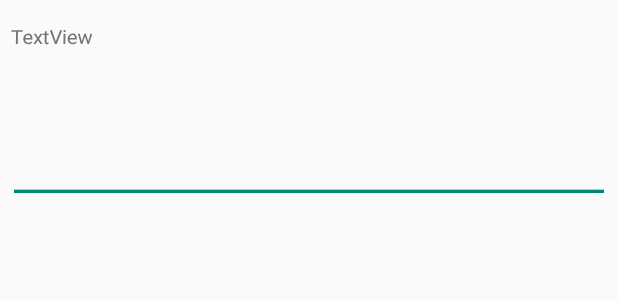
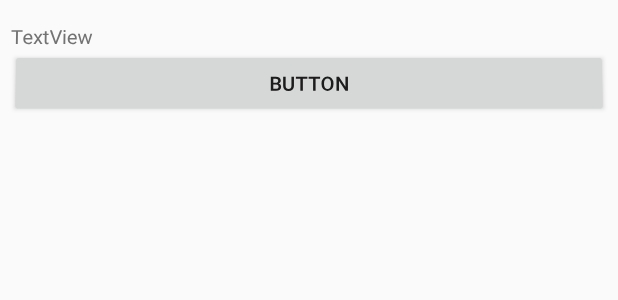
Before and after one commit to Jammie-Dodger-03/Wifi-Scanning, an Android app built with Jetpack Compose: the layout activity_main.xml on its own in the app's theme, with its tools: preview values and no code run, on a phone screen of 412 x 824 dp. Shown: the top 300 px of the screen. Run offline under Robolectric (Android 15) with nearby library versions, the phone set to English and light mode, and no system bars.

Commit message:
Updated to give successful wifi scans (on a loop currently)

```diff
--- a/app/build.gradle.kts
+++ b/app/build.gradle.kts
@@ -4,11 +4,11 @@ plugins {
 }
 
 android {
-    namespace = "com.example.factodesignedapp"
+    namespace = "com.example.wifiscanner"
     compileSdk = 34
 
     defaultConfig {
-        applicationId = "com.example.factodesignedapp"
+        applicationId = "com.example.wifiscanner"
         minSdk = 24
         targetSdk = 34
         versionCode = 1
--- a/app/src/main/AndroidManifest.xml
+++ b/app/src/main/AndroidManifest.xml
@@ -17,12 +17,12 @@
         android:label="@string/app_name"
         android:roundIcon="@mipmap/ic_launcher_round"
         android:supportsRtl="true"
-        android:theme="@style/Theme.FactoDesignedApp"
+        android:theme="@style/Theme.WifiScanner"
         tools:targetApi="31" >
         <activity
             android:name=".MainActivity"
             android:exported="true"
-            android:theme="@style/Theme.FactoDesignedApp" >
+            android:theme="@style/Theme.WifiScanner" >
             <intent-filter>
                 <action android:name="android.intent.action.MAIN" />
                 <category android:name="android.intent.category.LAUNCHER" />
--- a/app/src/main/java/com/example/factodesignedapp/ui/theme/Color.kt
+++ b/app/src/main/java/com/example/wifiscanner/ui/theme/Color.kt
@@ -1,4 +1,4 @@
-package com.example.factodesignedapp.ui.theme
+package com.example.wifiscanner.ui.theme
 
 import androidx.compose.ui.graphics.Color
 
--- a/app/src/main/java/com/example/factodesignedapp/ui/theme/Theme.kt
+++ b/app/src/main/java/com/example/wifiscanner/ui/theme/Theme.kt
@@ -1,6 +1,5 @@
-package com.example.factodesignedapp.ui.theme
+package com.example.wifiscanner.ui.theme
 
-import android.app.Activity
 import android.os.Build
 import androidx.compose.foundation.isSystemInDarkTheme
 import androidx.compose.material3.MaterialTheme
@@ -34,7 +33,7 @@ private val LightColorScheme = lightColorScheme(
 )
 
 @Composable
-fun FactoDesignedAppTheme(
+fun WifiScannerTheme(
     darkTheme: Boolean = isSystemInDarkTheme(),
     // Dynamic color is available on Android 12+
     dynamicColor: Boolean = true,
--- a/app/src/main/java/com/example/factodesignedapp/ui/theme/Type.kt
+++ b/app/src/main/java/com/example/wifiscanner/ui/theme/Type.kt
@@ -1,4 +1,4 @@
-package com.example.factodesignedapp.ui.theme
+package com.example.wifiscanner.ui.theme
 
 import androidx.compose.material3.Typography
 import androidx.compose.ui.text.TextStyle
--- a/app/src/main/res/layout/activity_main.xml
+++ b/app/src/main/res/layout/activity_main.xml
@@ -6,15 +6,14 @@
     android:rotationX="2">
 
     <TextView
-        android:id="@+id/textView2"
+        android:id="@+id/WiFiNetworks"
         android:layout_width="match_parent"
-        android:layout_height="53dp"
+        android:layout_height="wrap_content"
         android:text="TextView" />
 
-    <EditText
-        android:id="@+id/editTextTextPassword"
+    <Button
+        android:id="@+id/wifiscan"
         android:layout_width="match_parent"
-        android:layout_height="74dp"
-        android:ems="10"
-        android:inputType="textPassword" />
+        android:layout_height="wrap_content"
+        android:text="Button" />
 </LinearLayout>
--- a/app/src/main/res/values/strings.xml
+++ b/app/src/main/res/values/strings.xml
@@ -1,3 +1,3 @@
 <resources>
-    <string name="app_name">Facto Designed App</string>
+    <string name="app_name">Wifi Scanner</string>
 </resources>
--- a/app/src/main/res/values/themes.xml
+++ b/app/src/main/res/values/themes.xml
@@ -1,4 +1,4 @@
 <?xml version="1.0" encoding="utf-8"?>
 <resources>
-    <style name="Theme.FactoDesignedApp" parent="android:Theme.Material.Light.NoActionBar" />
+    <style name="Theme.WifiScanner" parent="android:Theme.Material.Light.NoActionBar" />
 </resources>
--- a/settings.gradle.kts
+++ b/settings.gradle.kts
@@ -19,5 +19,5 @@ dependencyResolutionManagement {
     }
 }
 
-rootProject.name = "Facto Designed App"
+rootProject.name = "Wifi Scanner"
 include(":app")
```
Also changed, not shown: app/src/main/java/com/example/factodesignedapp/MainActivity.kt (deleted, +0 -150 lines), app/src/main/java/com/example/wifiscanner/MainActivity.kt (added, +103 -0 lines), 4 other files.
